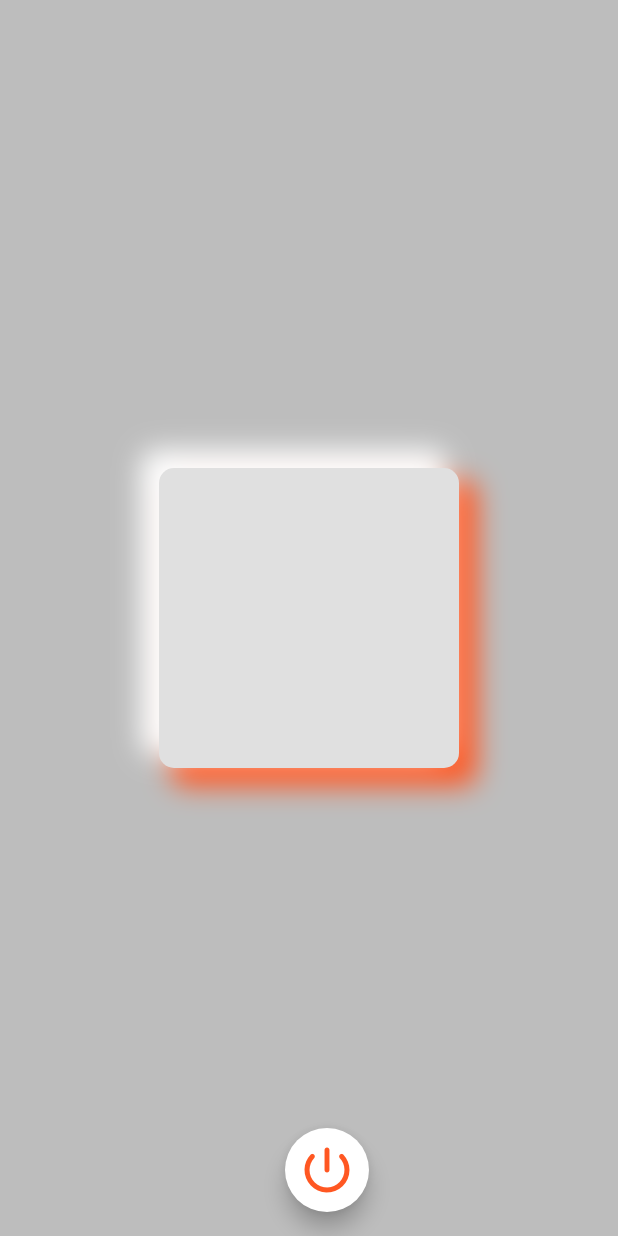
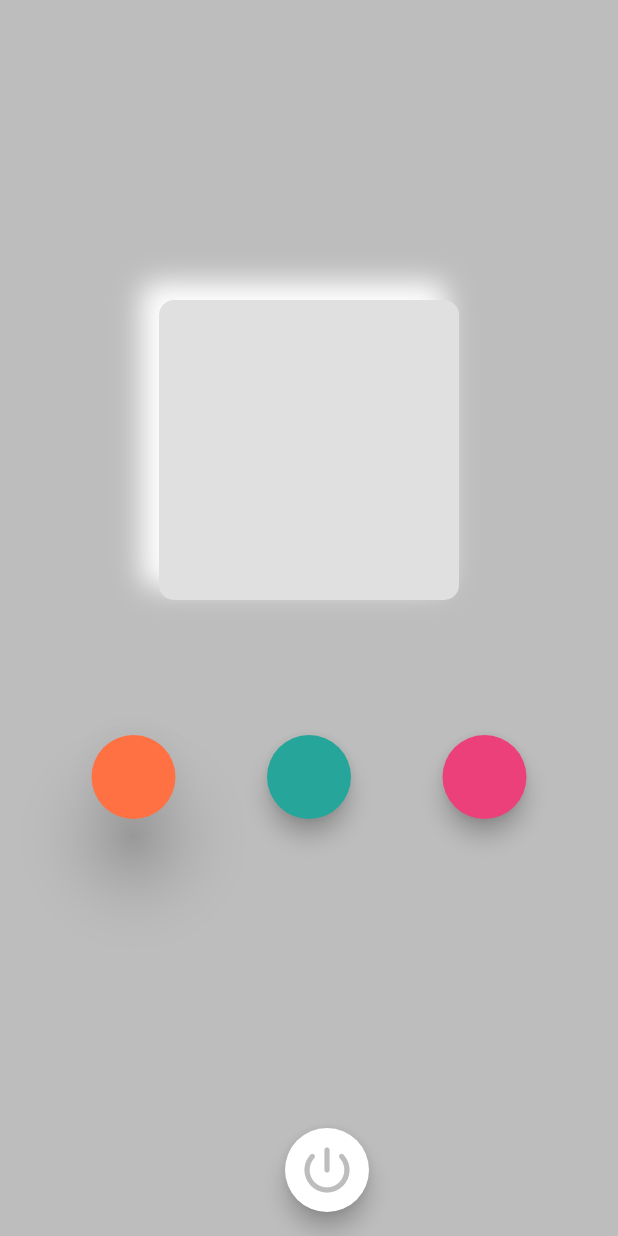
Before and after one commit to jovincia/Electrical-Switch, a Flutter app: the screen it shows after launch, after a tap on the "power settings new" icon, on a phone screen of 412 x 824 dp. Run offline on Flutter 3.47's test engine with Material 2 defaults, Android fonts, the phone set to English and light mode, and no system bars; our stand-ins replace google_fonts.

Commit message:
another push

```diff
--- a/lib/home_page.dart
+++ b/lib/home_page.dart
@@ -1,4 +1,5 @@
 import 'package:flutter/material.dart';
+import 'package:google_fonts/google_fonts.dart';
 
 class HomePage extends StatefulWidget {
   const HomePage({super.key});
@@ -10,44 +11,53 @@ class HomePage extends StatefulWidget {
 class _HomePageState extends State<HomePage> {
   bool isColoredIcon = false;
   bool isColoredBG = false;
+  // bool isSwitchedBS = false;
 
-  void changeIconColor(){
+  Color isSwitchedBS = Colors.grey[400]!;
+
+  void changeColors(Color color) {
     setState(() {
-      isColoredIcon = ! isColoredIcon;
-      isColoredBG = ! isColoredBG;
+      isColoredIcon = !isColoredIcon;
+      isColoredBG = !isColoredBG;
+      isSwitchedBS = color;
     });
   }
+
+  void changeBoxShadowColor(Color color) {
+    setState(() {
+      isSwitchedBS = color;
+    });
+  }
+
   @override
   Widget build(BuildContext context) {
-
-
-
     return Scaffold(
       backgroundColor: Colors.grey[400],
-      // backgroundColor: isColoredBG ? Colors.grey[300] : Colors.black,
       floatingActionButton: Padding(
-        padding: const EdgeInsets.only(left: 150,right: 150),
+        padding: const EdgeInsets.only(left: 150, right: 150, top: 50),
         child: FloatingActionButton(
-          onPressed: changeIconColor,
-          backgroundColor:isColoredBG ? Colors.white : Colors.black,
+          onPressed: () => changeColors(Colors.grey[400]!),
+          backgroundColor: isColoredBG ? Colors.white : Colors.black ,
           child: Icon(Icons.power_settings_new_rounded,
-            size: 40,
-            color: isColoredIcon ? Colors.deepOrange : Colors.grey[300],),
-
+              size: 40, color: isSwitchedBS),
         ),
       ),
 
-      body: Center(
-
+      body: Column(
+        children: [
+          Center(
+            child: Padding(
+              padding: const EdgeInsets.only(top: 200),
               child: Container(
                 height: 200,
                 width: 200,
                 decoration: BoxDecoration(
                     color: Colors.grey[300],
                     borderRadius: BorderRadius.circular(10),
-              boxShadow:[
+                    boxShadow: [
                       BoxShadow(
-                  color: isColoredIcon ? Colors.deepOrange : Colors.grey[400]!,
+                        color: isSwitchedBS,
+                        //color: isColoredIcon ? Colors.deepOrange : Colors.grey[400]!,
                         offset: const Offset(10.0, 10.0),
                         spreadRadius: 2.0,
                         blurRadius: 15,
@@ -58,23 +68,42 @@ class _HomePageState extends State<HomePage> {
                         spreadRadius: 2.0,
                         blurRadius: 15,
                       )
-
-              ]
+                    ]),
               ),
-
-
             ),
-
+          ),
+          Padding(
+            padding: const EdgeInsets.only(top: 90),
+            child: Row(
+              mainAxisAlignment: MainAxisAlignment.spaceEvenly,
+              children: [
+                FloatingActionButton(
+                  elevation: 20.0,
+                  onPressed: () => changeBoxShadowColor(Colors.deepOrange),
+                  backgroundColor: Colors.deepOrange[400],
+                ),
+                FloatingActionButton(
+                  onPressed: () => changeBoxShadowColor(Colors.teal[400]!),
+                  backgroundColor: Colors.teal[400],
+                ),
+                FloatingActionButton(
+                  onPressed: () => changeBoxShadowColor(Colors.pink[400]!),
+                  backgroundColor: Colors.pink[400],
+                )
+              ],
+            ),
+          )
+        ],
       ),
       /* child: Text("Made by Dani.",
       textDirection: TextDirection.ltr,
       style: TextStyle(
+        fontFamily: GoogleFonts.happyMonkey(),
         color: Colors.deepOrange,
         fontSize: 23,
         decorationStyle: TextDecorationStyle.wavy,
         fontWeight: FontWeight.w600,
       ),),*/
-
     );
   }
 }
@@ -87,10 +116,8 @@ class MyHomePage extends StatefulWidget {
 }
 
 class _MyHomePageState extends State<MyHomePage> {
-
-
   @override
   Widget build(BuildContext context) {
-    return  Scaffold();
+    return Scaffold();
   }
 }
--- a/pubspec.yaml
+++ b/pubspec.yaml
@@ -36,6 +36,7 @@ dependencies:
   # The following adds the Cupertino Icons font to your application.
   # Use with the CupertinoIcons class for iOS style icons.
   cupertino_icons: ^1.0.2
+  google_fonts: ^3.0.1
 
 dev_dependencies:
   flutter_test:
```
Also changed, not shown: lib/colors.dart (added), pubspec.lock, 1 other file. Lines whose indentation alone changed are shown as unchanged.
